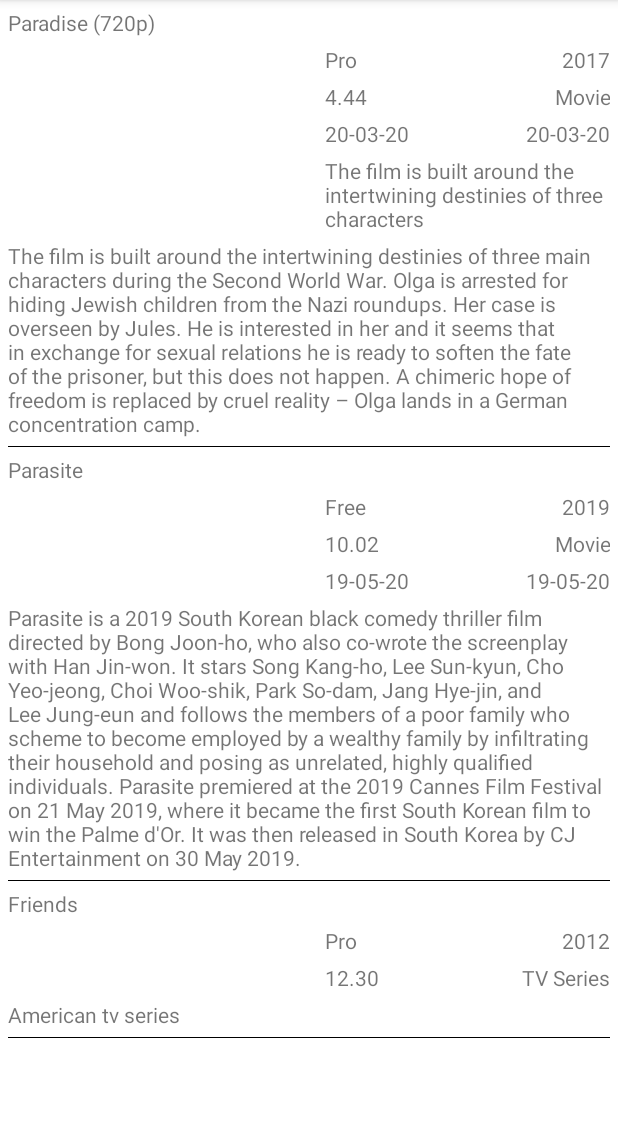
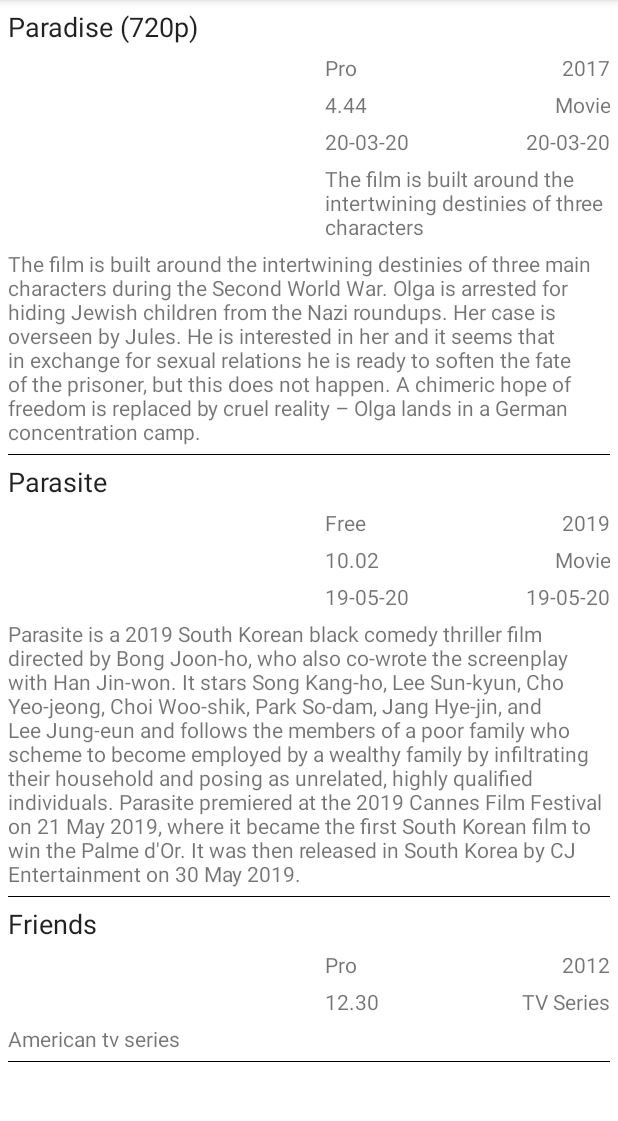
Before and after one commit to dhananjaym2/MoviesListing, an Android app: the screen it shows after launch (MoviesListingActivity), on a phone screen of 412 x 824 dp, the part 84-1205 px from its top. Run offline under Robolectric (Android 15) with nearby library versions, the phone set to English and light mode, and no system bars; our stand-ins replace data binding; libraries missing offline, so code that uses them is left out: org.beyka.tiffbitmapfactory; 7 statements that could not run were skipped.

Commit message:
Use medium style text appearance for the movie name field.

```diff
--- a/app/src/main/res/layout/movie_item.xml
+++ b/app/src/main/res/layout/movie_item.xml
@@ -31,6 +31,7 @@
         android:layout_height="wrap_content"
         android:layout_marginBottom="@dimen/defaultSmallMarginForViewsInMovieItem"
         android:text="@{movieItem.name}"
+        android:textAppearance="@android:style/TextAppearance.Medium"
         app:layout_constraintStart_toStartOf="parent"
         app:layout_constraintTop_toTopOf="parent"
         tools:text="@string/Name"
```
